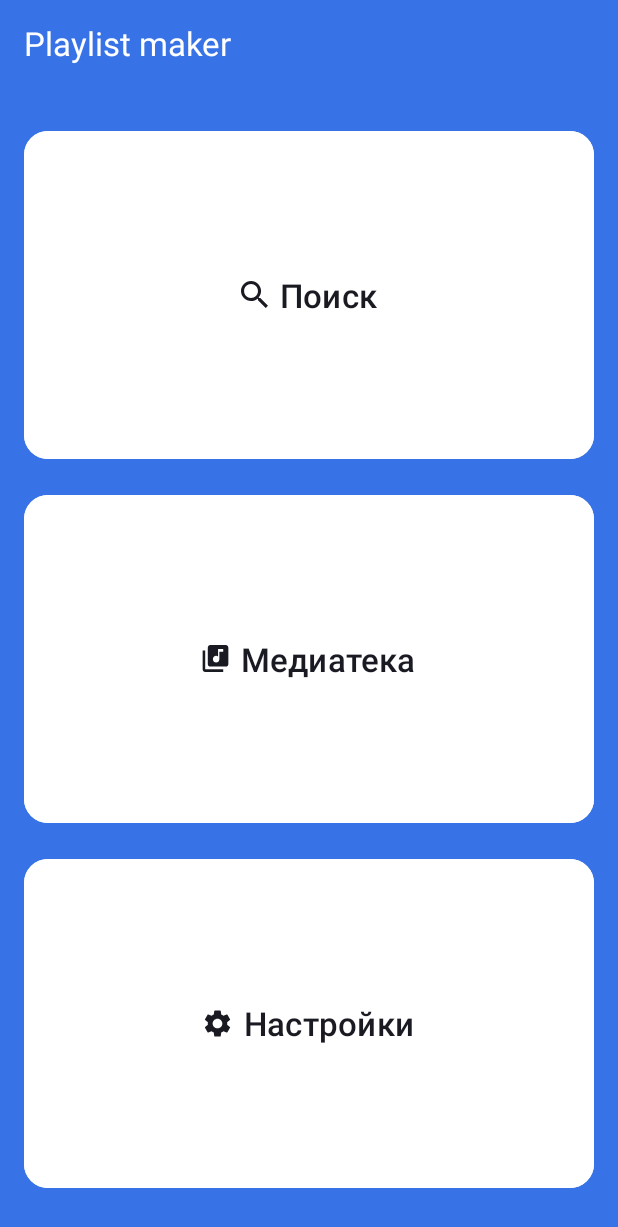
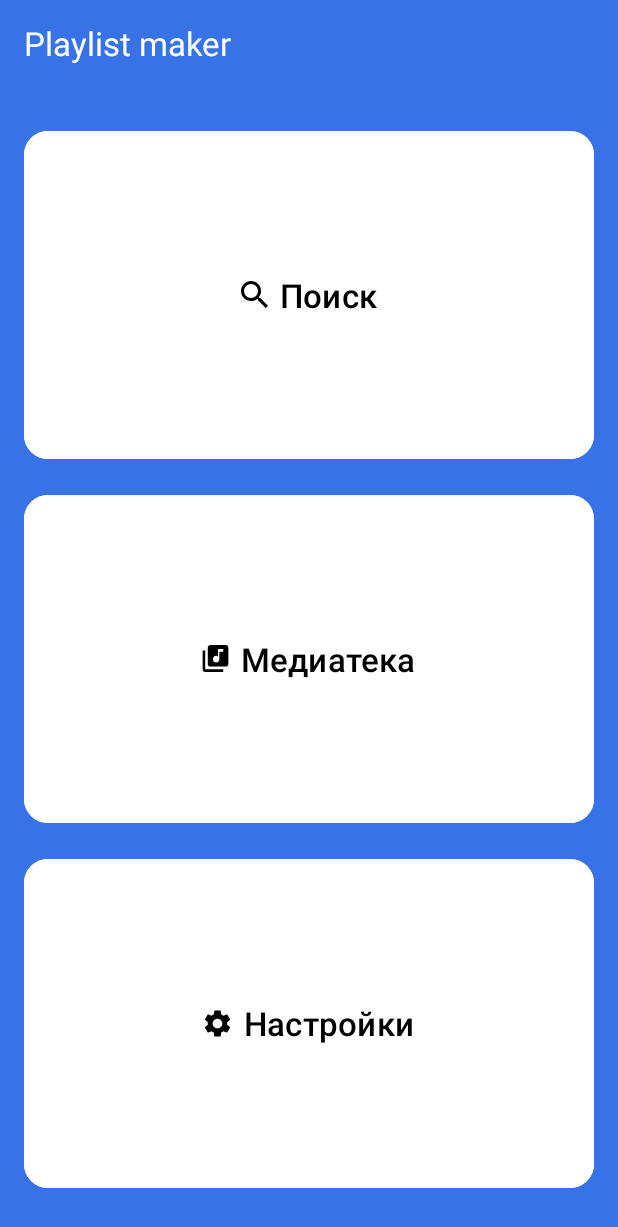
Before and after one commit to vanechkv/PlaylistMaker, an Android app: the screen it shows after launch (MainActivity), on a phone screen of 412 x 824 dp. Shown: the top 1227 px of the screen. Run offline under Robolectric (Android 15) with nearby library versions, the phone set to English and light mode, and no system bars.

Commit message:
First Homework - corrected

```diff
--- a/app/src/main/res/layout/activity_main.xml
+++ b/app/src/main/res/layout/activity_main.xml
@@ -41,49 +41,49 @@
             <Button
                 android:id="@+id/search_button"
                 android:layout_width="match_parent"
-                android:layout_height="@dimen/all_free_space"
+                android:layout_height="0dp"
                 android:layout_marginBottom="@dimen/default_padding"
                 android:layout_weight="1"
                 android:backgroundTint="@color/white"
                 android:text="@string/search"
-                android:textColor="@color/title_color"
+                android:textColor="@color/black"
                 android:textSize="@dimen/title_text_size"
                 app:cornerRadius="@dimen/button_radius"
                 app:icon="@drawable/vector_search"
                 app:iconGravity="textStart"
                 app:iconPadding="@dimen/icon_button_padding"
-                app:iconTint="@color/title_color" />
+                app:iconTint="@color/black" />
 
             <Button
                 android:id="@+id/playlist_button"
                 android:layout_width="match_parent"
-                android:layout_height="@dimen/all_free_space"
+                android:layout_height="0dp"
                 android:layout_marginBottom="@dimen/default_padding"
                 android:layout_weight="1"
                 android:backgroundTint="@color/white"
                 android:text="@string/playlist"
-                android:textColor="@color/title_color"
+                android:textColor="@color/black"
                 android:textSize="@dimen/title_text_size"
                 app:cornerRadius="@dimen/button_radius"
                 app:icon="@drawable/vector_playlist"
                 app:iconGravity="textStart"
                 app:iconPadding="@dimen/icon_button_padding"
-                app:iconTint="@color/title_color" />
+                app:iconTint="@color/black" />
 
             <Button
                 android:id="@+id/settings_button"
                 android:layout_width="match_parent"
-                android:layout_height="@dimen/all_free_space"
+                android:layout_height="0dp"
                 android:layout_weight="1"
                 android:backgroundTint="@color/white"
                 android:text="@string/settings"
-                android:textColor="@color/title_color"
+                android:textColor="@color/black"
                 android:textSize="@dimen/title_text_size"
                 app:cornerRadius="@dimen/button_radius"
                 app:icon="@drawable/vector_settings"
                 app:iconGravity="textStart"
                 app:iconPadding="@dimen/icon_button_padding"
-                app:iconTint="@color/title_color" />
+                app:iconTint="@color/black" />
         </LinearLayout>
     </LinearLayout>
 </androidx.constraintlayout.widget.ConstraintLayout>
--- a/app/src/main/res/layout/activity_settings.xml
+++ b/app/src/main/res/layout/activity_settings.xml
@@ -35,7 +35,7 @@
                 android:paddingTop="10dp"
                 android:paddingBottom="12dp"
                 android:text="@string/settings"
-                android:textColor="@color/title_color"
+                android:textColor="@color/black"
                 android:textSize="@dimen/title_text_size" />
 
 
--- a/app/src/main/res/values/colors.xml
+++ b/app/src/main/res/values/colors.xml
@@ -1,7 +1,6 @@
 <?xml version="1.0" encoding="utf-8"?>
 <resources>
-    <color name="black">#000000</color>
+    <color name="black">#FF000000</color>
     <color name="white">#FFFFFFFF</color>
     <color name="main">#3772E7</color>
-    <color name="title_color">#1A1B22</color>
 </resources>
--- a/app/src/main/res/values/dimens.xml
+++ b/app/src/main/res/values/dimens.xml
@@ -6,5 +6,4 @@
     <dimen name="default_padding">16dp</dimen>
     <dimen name="icon_button_padding">8dp</dimen>
     <dimen name="button_radius">16dp</dimen>
-    <dimen name="all_free_space">0dp</dimen>
 </resources>
```
